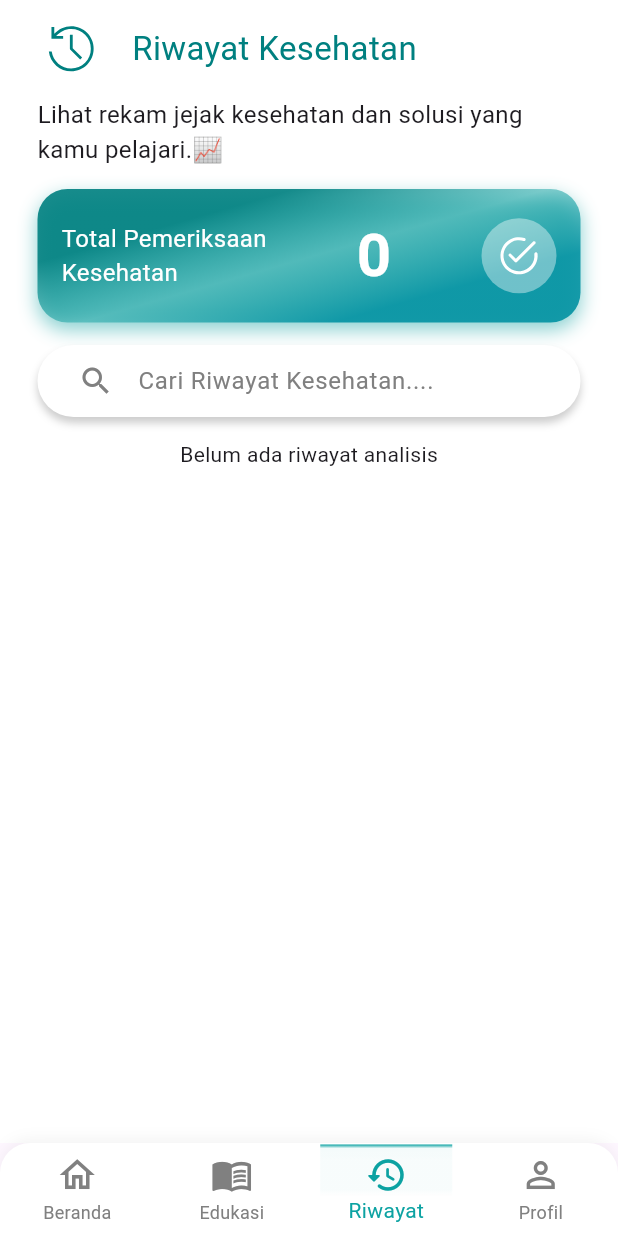
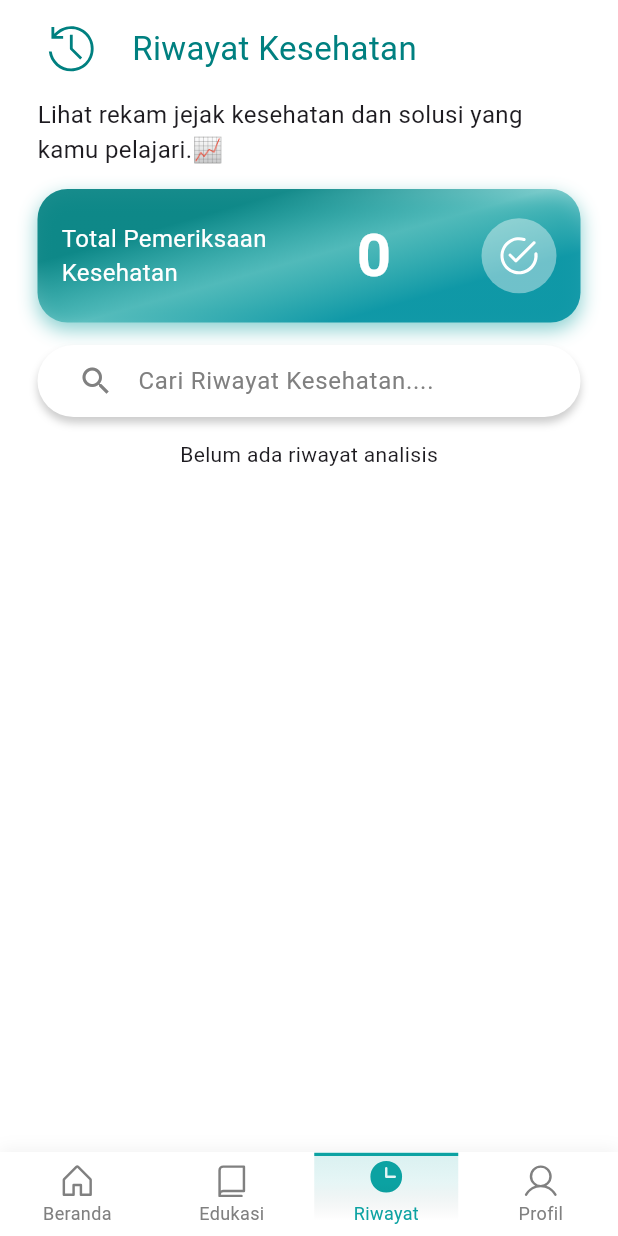
Before and after one commit to mii-harits/Solutis_Project, a Flutter app: the NavBarWidget screen opened directly, on a phone screen of 412 x 824 dp. Run offline on Flutter 3.47's test engine with Material 3 defaults, Android fonts, the light colour scheme and no system bars; our stand-ins replace cloud_firestore, firebase_auth, firebase_core, flutter_svg, google_sign_in, phosphor_flutter and 2 more; accounts and stored records are empty; network calls fail.

Commit message:
Recreate navigation bar effect

```diff
--- a/lib/view/Auth/login_screen.dart
+++ b/lib/view/Auth/login_screen.dart
@@ -77,7 +77,7 @@ class _LoginScreenState extends State<LoginScreen> {
                         controller: emailController,
                         style: TextStyle(fontSize: 14),
                         decoration: decorationConstant(
-                          hintText: "Masukkan Email / Username",
+                          hintText: "Masukkan Email",
                           prefixIcon: Icon(
                             Icons.email_outlined,
                             color: AppColor.grey1,
@@ -303,7 +303,7 @@ class _LoginScreenState extends State<LoginScreen> {
                         style: ElevatedButton.styleFrom(
                           backgroundColor: Colors.white,
                           elevation: 2,
-                          minimumSize: const Size(double.infinity, 48),
+                          minimumSize: const Size(double.infinity, 47),
                           shape: RoundedRectangleBorder(
                             borderRadius: BorderRadius.circular(20),
                           ),
--- a/lib/widgets/navigation_bar.dart
+++ b/lib/widgets/navigation_bar.dart
@@ -1,4 +1,5 @@
 import 'package:flutter/material.dart';
+import 'package:phosphor_flutter/phosphor_flutter.dart';
 import 'package:solutis_project/constant/app_color.dart';
 import 'package:solutis_project/view/education/education_screen.dart';
 import 'package:solutis_project/view/history/history_screen.dart';
@@ -41,38 +42,43 @@ class _NavBarWidgetState extends State<NavBarWidget> {
         Stack(
           clipBehavior: Clip.none,
           children: [
-            Icon(
-              icon,
-              color: active ? AppColor.teal2 : AppColor.grey2,
-              size: 28,
+            AnimatedContainer(
+              duration: const Duration(milliseconds: 200),
+              transform: Matrix4.translationValues(
+                0,
+                active ? -3 : 0, // 🔥 naik sedikit saat aktif
+                0,
+              ),
+              child: Icon(
+                icon,
+                color: active ? AppColor.teal2 : AppColor.grey2,
+                size: 26,
+              ),
             ),
             if (active)
               Positioned(
                 top: -6,
-                left: -30,
-                right: -30,
+                left: -35,
+                right: -35,
                 child: Container(
-                  height: 35, // tinggi kotak cahaya
+                  height: 50, // tinggi kotak cahaya
                   decoration: BoxDecoration(
                     gradient: LinearGradient(
                       begin: Alignment.topCenter,
                       end: Alignment.bottomCenter,
                       colors: [
-                        AppColor.teal2,
-                        AppColor.teal2.withOpacity(0.05),
-                        AppColor.teal2.withOpacity(0.04),
-                        AppColor.teal2.withOpacity(0.04),
-                        AppColor.teal2.withOpacity(0.03),
-                        AppColor.teal2.withOpacity(0.03),
-                        AppColor.teal2.withOpacity(0.03),
-                        AppColor.teal2.withOpacity(0.03),
-                        AppColor.teal2.withOpacity(0.03),
-                        AppColor.teal2.withOpacity(0.03),
-                        AppColor.teal2.withOpacity(0.03),
-                        AppColor.teal2.withOpacity(0.03),
-                        AppColor.teal2.withOpacity(0.03),
-                        AppColor.teal2.withOpacity(0.01),
+                        AppColor.teal2, // 🔥 garis tegas di atas
+                        AppColor.teal2.withOpacity(0.1),
+                        AppColor.teal2.withOpacity(0.15),
+                        AppColor.teal2.withOpacity(0.1),
                         Colors.transparent,
+                      ],
+                      stops: [
+                        0.05, // full solid
+                        0.0, // mulai fade
+                        0.0,
+                        0.4,
+                        0.9,
                       ],
                     ),
                     borderRadius: BorderRadius.circular(0),
@@ -88,17 +94,17 @@ class _NavBarWidgetState extends State<NavBarWidget> {
   @override
   Widget build(BuildContext context) {
     final icons = [
-      Icons.home_outlined,
-      Icons.menu_book_outlined,
-      Icons.history_outlined,
-      Icons.person_outline,
+      PhosphorIcons.house(),
+      PhosphorIcons.book(),
+      PhosphorIcons.clock(),
+      PhosphorIcons.user(),
     ];
 
     final activeIcons = [
-      Icons.home_rounded,
-      Icons.menu_book_rounded,
-      Icons.history_rounded,
-      Icons.person_rounded,
+      PhosphorIcons.house(PhosphorIconsStyle.fill),
+      PhosphorIcons.book(PhosphorIconsStyle.fill),
+      PhosphorIcons.clock(PhosphorIconsStyle.fill),
+      PhosphorIcons.user(PhosphorIconsStyle.fill),
     ];
 
     final labels = ['Beranda', 'Edukasi', 'Riwayat', 'Profil'];
@@ -108,10 +114,6 @@ class _NavBarWidgetState extends State<NavBarWidget> {
       bottomNavigationBar: Container(
         decoration: BoxDecoration(
           color: AppColor.white,
-          borderRadius: const BorderRadius.only(
-            topLeft: Radius.circular(20),
-            topRight: Radius.circular(20),
-          ),
           boxShadow: [
             BoxShadow(
               color: Colors.black.withOpacity(0.05),
@@ -130,6 +132,8 @@ class _NavBarWidgetState extends State<NavBarWidget> {
           showUnselectedLabels: true,
           selectedItemColor: AppColor.teal2,
           unselectedItemColor: AppColor.grey2,
+          selectedFontSize: 12,
+          unselectedFontSize: 12,
           items: List.generate(4, (index) {
             return BottomNavigationBarItem(
               icon: _buildCustomNavItem(icons[index], false),
--- a/pubspec.yaml
+++ b/pubspec.yaml
@@ -43,6 +43,7 @@ dependencies:
   shared_preferences: ^2.5.4
   sqflite: ^2.4.2
   url_launcher: ^6.3.2
+  phosphor_flutter: ^2.1.0
 
 dev_dependencies:
   flutter_lints: ^6.0.0
```
Also changed, not shown: pubspec.lock.
